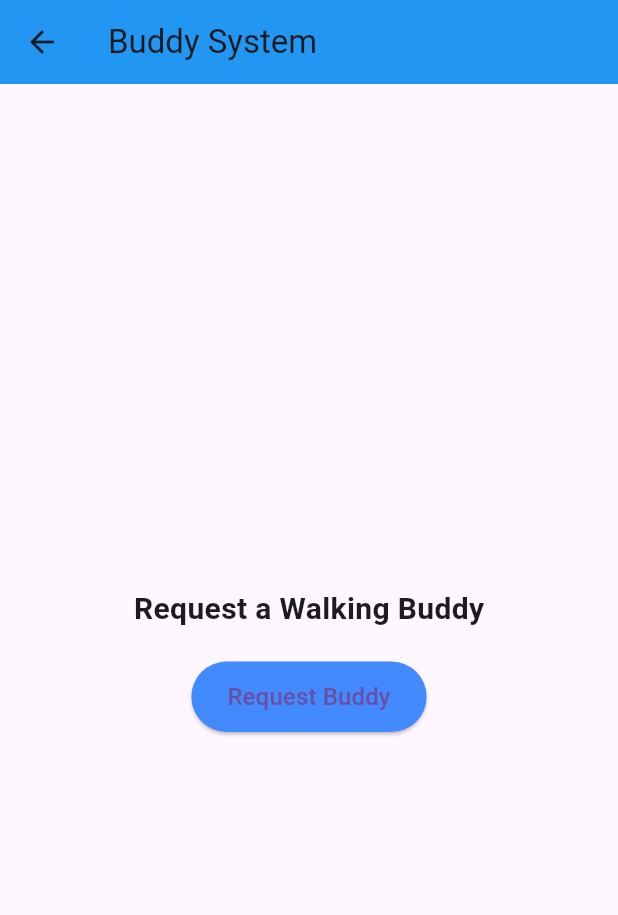
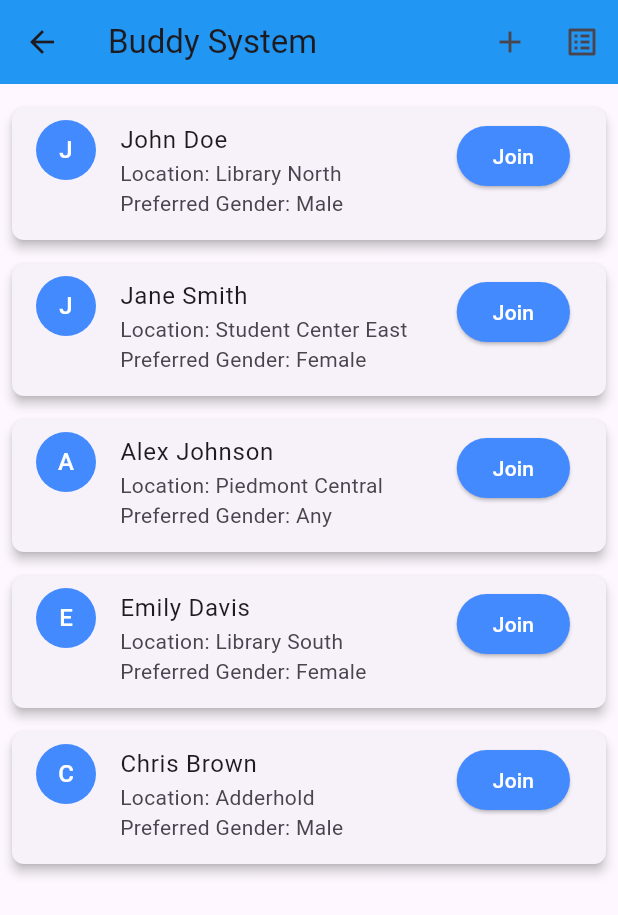
Before and after one commit to Drews-World/safelinkgsu, a Flutter app: the BuddyScreen screen opened by its route, on a phone screen of 412 x 824 dp. Shown: the top 915 px of the screen. Run offline on Flutter 3.47's test engine with Material 3 defaults, Android fonts, the phone set to English and light mode, and no system bars; our stand-ins replace geolocator.

Commit message:
Created Message Feature for chatting. Made improvements to buddy system UI.

```diff
--- a/lib/main_scaffold.dart
+++ b/lib/main_scaffold.dart
@@ -42,7 +42,7 @@ class _MainScaffoldState extends State<MainScaffold> {
           ),
           BottomNavigationBarItem(
             icon: Icon(Icons.group),
-            label: 'Buddy System',
+            label: 'Buddy Walking',
           ),
           BottomNavigationBarItem(
             icon: Icon(Icons.directions_car),
--- a/lib/routes.dart
+++ b/lib/routes.dart
@@ -5,6 +5,7 @@ import 'screens/carpool_screen.dart';
 import 'screens/auth_screen.dart';
 import 'screens/buddy_request_screen.dart';
 import 'main_scaffold.dart';
+import 'screens/requests_screen.dart';
 
 final Map<String, WidgetBuilder> appRoutes = {
   '/': (context) => const MainScaffold(),
@@ -12,4 +13,5 @@ final Map<String, WidgetBuilder> appRoutes = {
   '/carpool': (context) => const CarpoolScreen(),
   '/login': (context) => const AuthScreen(),
   '/buddyRequest': (context) => const BuddyRequestScreen(),
+  '/requests': (context) => const RequestsScreen(),
 };
--- a/lib/screens/buddy_screen.dart
+++ b/lib/screens/buddy_screen.dart
@@ -5,34 +5,77 @@ class BuddyScreen extends StatelessWidget {
 
   @override
   Widget build(BuildContext context) {
+    // Dummy list of available buddies
+    final List<Map<String, String>> availableBuddies = [
+      {'name': 'John Doe', 'location': 'Library North', 'gender': 'Male'},
+      {'name': 'Jane Smith', 'location': 'Student Center East', 'gender': 'Female'},
+      {'name': 'Alex Johnson', 'location': 'Piedmont Central', 'gender': 'Any'},
+      {'name': 'Emily Davis', 'location': 'Library South', 'gender': 'Female'},
+      {'name': 'Chris Brown', 'location': 'Adderhold', 'gender': 'Male'},
+    ];
+
     return Scaffold(
       appBar: AppBar(
         title: const Text('Buddy System'),
         backgroundColor: Colors.blue,
+        actions: [
+          // Request Buddy Button in the top-right corner
+          IconButton(
+            icon: const Icon(Icons.add),
+            tooltip: 'Request a Buddy',
+            onPressed: () {
+              Navigator.pushNamed(context, '/buddyRequest');
+            },
+          ),
+          IconButton(
+            icon: const Icon(Icons.list_alt),
+            tooltip: 'View Requests',
+            onPressed: () {
+              Navigator.pushNamed(context, '/requests');
+            },
+          ),
+        ],
       ),
-      body: Center(
-        child: Column(
-          mainAxisAlignment: MainAxisAlignment.center,
-          children: [
-            const Text(
-              'Request a Walking Buddy',
-              style: TextStyle(fontSize: 20, fontWeight: FontWeight.bold),
-            ),
-            const SizedBox(height: 20),
-            ElevatedButton(
-              style: ElevatedButton.styleFrom(
-                backgroundColor: Colors.blueAccent,
-                padding: const EdgeInsets.symmetric(horizontal: 24, vertical: 12),
+      body: Padding(
+        padding: const EdgeInsets.all(8.0),
+        child: ListView.builder(
+          itemCount: availableBuddies.length,
+          itemBuilder: (context, index) {
+            final buddy = availableBuddies[index];
+            return Card(
+              shape: RoundedRectangleBorder(
+                borderRadius: BorderRadius.circular(8.0),
               ),
-              onPressed: () {
-                Navigator.pushNamed(context, '/buddyRequest');
-              },
-              child: const Text(
-                'Request Buddy',
-                style: TextStyle(fontSize: 16),
+              elevation: 3,
+              margin: const EdgeInsets.symmetric(vertical: 8.0),
+              child: ListTile(
+                leading: CircleAvatar(
+                  child: Text(buddy['name']![0]),
+                  backgroundColor: Colors.blueAccent,
+                  foregroundColor: Colors.white,
+                ),
+                title: Text(buddy['name']!),
+                subtitle: Text(
+                    'Location: ${buddy['location']}\nPreferred Gender: ${buddy['gender']}'),
+                isThreeLine: true,
+                trailing: ElevatedButton(
+                  style: ElevatedButton.styleFrom(
+                    backgroundColor: Colors.blueAccent,
+                    foregroundColor: Colors.white,
+                  ),
+                  onPressed: () {
+                    // Placeholder for "Join Buddy" action
+                    ScaffoldMessenger.of(context).showSnackBar(
+                      SnackBar(
+                        content: Text('Request sent to ${buddy['name']}!'),
+                      ),
+                    );
+                  },
+                  child: const Text('Join'),
+                ),
               ),
-            ),
-          ],
+            );
+          },
         ),
       ),
     );
--- a/lib/screens/home_screen.dart
+++ b/lib/screens/home_screen.dart
@@ -17,7 +17,7 @@ class HomeScreen extends StatelessWidget {
               onPressed: () {
                 Navigator.pushNamed(context, '/buddy');
               },
-              child: const Text('Buddy System'),
+              child: const Text('Buddy Walking'),
             ),
             ElevatedButton(
               onPressed: () {
```
Also changed, not shown: lib/main.dart (+11 -0 lines), lib/screens/chat_screen.dart (added, +74 -0 lines), lib/screens/requests_screen.dart (added, +90 -0 lines), lib/models/chat_model.dart (added), lib/services/chat_services.dart (added).
